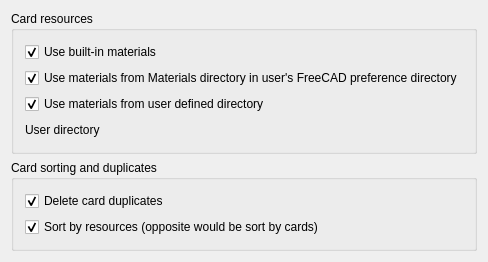
southseact-3d/fcd, file src/Mod/Fem/Gui/DlgSettingsFemMaterial.ui: the form before one commit.
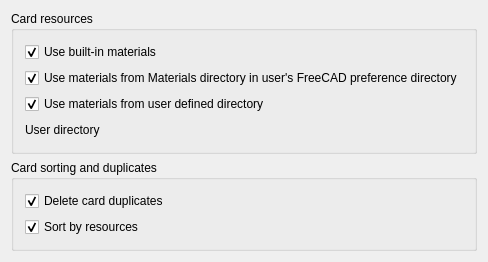
The form after the commit. Custom widgets are drawn as their Qt base class.

Commit message: [FEM] Material settings dialog: add missing slot and tooltips

Diff of the .ui file:
```diff
--- a/src/Mod/Fem/Gui/DlgSettingsFemMaterial.ui
+++ b/src/Mod/Fem/Gui/DlgSettingsFemMaterial.ui
@@ -157,7 +157,7 @@
       <item>
        <widget class="Gui::PrefCheckBox" name="cb_sort_by_resources">
         <property name="text">
-         <string>Sort by resources (opposite would be sort by cards)</string>
+         <string>Sort by resources</string>
         </property>
         <property name="checked">
          <bool>true</bool>
```
Left out of the diff: 66 changed lines with no effect on the pictures.
